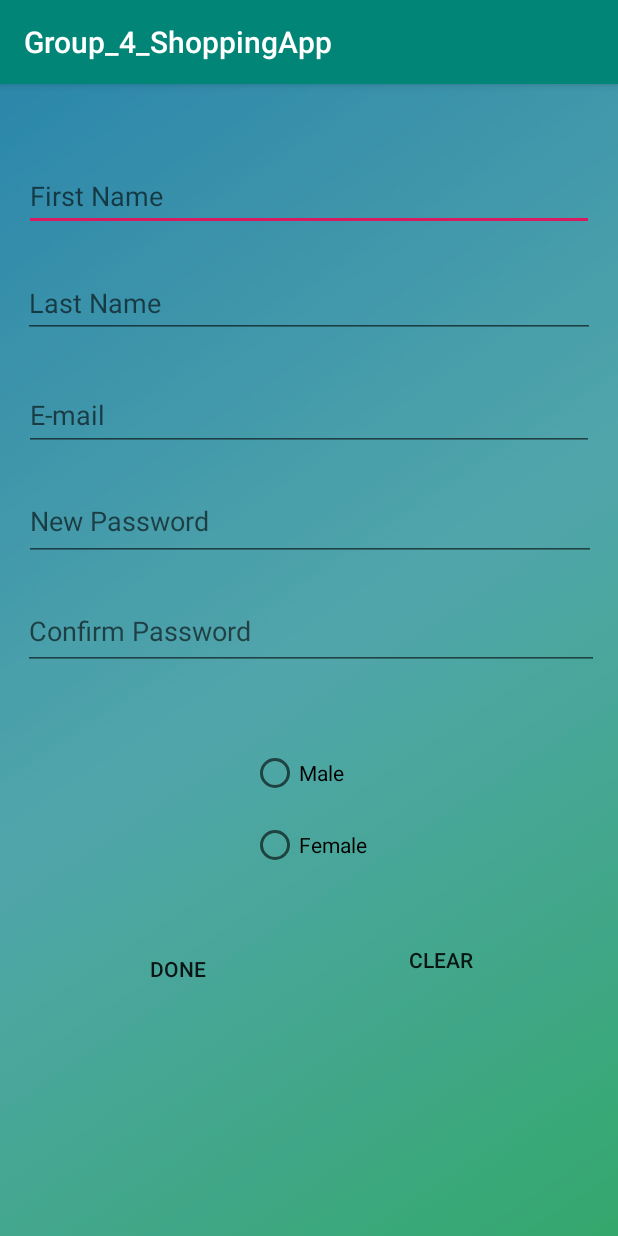
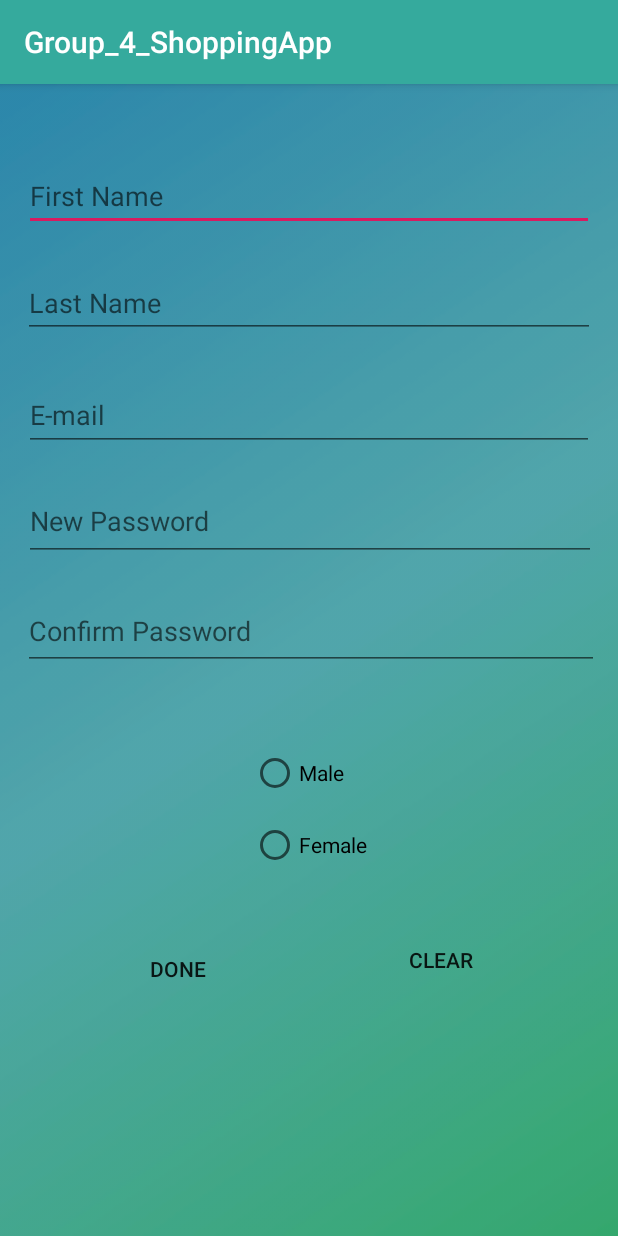
Before and after one commit to khushi07/Group4_FinalProject_W2019_MAD3125, an Android app: the Signup screen opened directly, with no data from a screen before it, on a phone screen of 412 x 824 dp. Run offline under Robolectric (Android 15) with nearby library versions, the phone set to English and light mode, and no system bars.

Commit message:
header nav bar

```diff
--- a/app/src/main/java/com/example/group_4_shoppingapp/HomeActivity.java
+++ b/app/src/main/java/com/example/group_4_shoppingapp/HomeActivity.java
@@ -5,14 +5,17 @@ import androidx.appcompat.app.ActionBarDrawerToggle;
 import androidx.appcompat.app.AppCompatActivity;
 import androidx.drawerlayout.widget.DrawerLayout;
 
+
 import android.os.Bundle;
 import android.view.MenuItem;
+
 
 
 public class HomeActivity extends AppCompatActivity {
 
     private DrawerLayout mDrawerLayout;
     private ActionBarDrawerToggle mToggle;
+
 
     @Override
     protected void onCreate(Bundle savedInstanceState) {
@@ -25,6 +28,7 @@ public class HomeActivity extends AppCompatActivity {
         mToggle.syncState();
 
         getSupportActionBar().setDisplayHomeAsUpEnabled(true);
+
     }
 
     @Override
--- a/app/src/main/java/com/example/group_4_shoppingapp/Signup.java
+++ b/app/src/main/java/com/example/group_4_shoppingapp/Signup.java
@@ -2,22 +2,15 @@ package com.example.group_4_shoppingapp;
 
 import androidx.appcompat.app.AppCompatActivity;
 
-import android.app.AlertDialog;
-import android.content.DialogInterface;
 import android.content.Intent;
 import android.os.Bundle;
-import android.provider.ContactsContract;
-import android.text.TextUtils;
-import android.view.LayoutInflater;
 import android.view.View;
 import android.widget.Button;
 import android.widget.EditText;
 import android.widget.RadioButton;
-import android.widget.TextView;
+
 import android.widget.Toast;
 
-import java.util.ArrayList;
-import java.util.List;
 
 public class Signup extends AppCompatActivity {
 
@@ -25,10 +18,6 @@ public class Signup extends AppCompatActivity {
     private Button clear;
     private EditText edtFname,edtLname,edtEmail,edtNpass,edtCpass;
     private RadioButton radioFemale, radioMale;
-
-    private UserAdapter mAdapter;
-    private List<UserData> notesList = new ArrayList<>();
-    private DatabaseHelper db;
 
 
 
@@ -47,12 +36,6 @@ public class Signup extends AppCompatActivity {
         radioFemale = findViewById(R.id.radioFemale);
         radioMale = findViewById(R.id.radioMale);
 
-        db = new DatabaseHelper(this);
-
-
-
-
-
 
         done.setOnClickListener(new View.OnClickListener() {
             @Override
@@ -62,15 +45,6 @@ public class Signup extends AppCompatActivity {
                 startActivity(mIntent);
                 String SignedIn = "Successfully Signed In";
                 Toast.makeText(Signup.this, SignedIn, Toast.LENGTH_LONG).show();
-
-
-
-                UserData user1 = new UserData(edtCpass.getId(),edtFname.getText().toString(),edtFname.getText().toString());
-                createNote(user1);
-
-
-
-
 
             }
         });
@@ -89,163 +63,4 @@ public class Signup extends AppCompatActivity {
 
             }
         });
-
-    }
-
-    /**
-     * Inserting new note in db
-     * and refreshing the list
-     * @param note
-     */
-    private void createNote(UserData note) {
-        // inserting note in db and getting
-        // newly inserted note id
-        long id = db.insertNote(note);
-
-        // get the newly inserted note from db
-        UserData n = db.getNote(id);
-
-        if (n != null) {
-            // adding new note to array list at 0 position
-            notesList.add(0, n);
-
-            // refreshing the list
-            mAdapter.notifyDataSetChanged();
-
-            toggleEmptyNotes();
-        }
-    }
-
-    /**
-     * Updating note in db and updating
-     * item in the list by its position
-     */
-    private void updateNote(String note, int position) {
-        UserData n = notesList.get(position);
-        // updating note text
-        n.setNote(note);
-
-        // updating note in db
-        db.updateNote(n);
-
-        // refreshing the list
-        notesList.set(position, n);
-        mAdapter.notifyItemChanged(position);
-
-        toggleEmptyNotes();
-    }
-
-    /**
-     * Deleting note from SQLite and removing the
-     * item from the list by its position
-     */
-    private void deleteNote(int position) {
-        // deleting the note from db
-        db.deleteNote(notesList.get(position));
-
-        // removing the note from the list
-        notesList.remove(position);
-        mAdapter.notifyItemRemoved(position);
-
-        toggleEmptyNotes();
-    }
-
-    /**
-     * Opens dialog with Edit - Delete options
-     * Edit - 0
-     * Delete - 0
-     */
-    /*
-    private void showActionsDialog(final int position) {
-        CharSequence colors[] = new CharSequence[]{"Edit", "Delete"};
-
-        AlertDialog.Builder builder = new AlertDialog.Builder(this);
-        builder.setTitle("Choose option");
-        builder.setItems(colors, new DialogInterface.OnClickListener() {
-            @Override
-            public void onClick(DialogInterface dialog, int which) {
-                if (which == 0) {
-                  showNoteDialog(true, notesList.get(position), position);
-                } else {
-                    deleteNote(position);
-                }
-            }
-        });
-        builder.show();
-    }
-
-
-    /**
-     * Shows alert dialog with EditText options to enter / edit
-     * a note.
-     * when shouldUpdate=true, it automatically displays old note and changes the
-     * button text to UPDATE
-     */
-    /*
-    private void showNoteDialog(final boolean shouldUpdate, final UserData note, final int position) {
-        LayoutInflater layoutInflaterAndroid = LayoutInflater.from(getApplicationContext());
-        View view = layoutInflaterAndroid.inflate(R.layout.activity_signup, null);
-
-        AlertDialog.Builder alertDialogBuilderUserInput = new AlertDialog.Builder(Signup.this);
-        alertDialogBuilderUserInput.setView(view);
-
-        final EditText inputNote = view.findViewById(R.id.note);
-        TextView dialogTitle = view.findViewById(R.id.dialog_title);
-        dialogTitle.setText(!shouldUpdate ? getString(R.string.lbl_new_note_title) : getString(R.string.lbl_edit_note_title));
-
-        if (shouldUpdate && note != null) {
-            inputNote.setText(note.getNote());
-        }
-        alertDialogBuilderUserInput
-                .setCancelable(false)
-                .setPositiveButton(shouldUpdate ? "update" : "save", new DialogInterface.OnClickListener() {
-                    public void onClick(DialogInterface dialogBox, int id) {
-
-                    }
-                })
-                .setNegativeButton("cancel",
-                        new DialogInterface.OnClickListener() {
-                            public void onClick(DialogInterface dialogBox, int id) {
-                                dialogBox.cancel();
-                            }
-                        });
-
-        final AlertDialog alertDialog = alertDialogBuilderUserInput.create();
-        alertDialog.show();
-
-        alertDialog.getButton(AlertDialog.BUTTON_POSITIVE).setOnClickListener(new View.OnClickListener() {
-            @Override
-            public void onClick(View v) {
-                // Show toast message when no text is entered
-                if (TextUtils.isEmpty(inputNote.getText().toString())) {
-                    Toast.makeText(Signup.this, "Enter note!", Toast.LENGTH_SHORT).show();
-                    return;
-                } else {
-                    alertDialog.dismiss();
-                }
-
-                // check if user updating note
-                if (shouldUpdate && note != null) {
-                    // update note by it's id
-                    updateNote(inputNote.getText().toString(), position);
-                } else {
-                    // create new note
-                    createNote(inputNote.getText().toString());
-                }
-            }
-        });
-    }*/
-
-    /**
-     * Toggling list and empty notes view
-     */
-    private void toggleEmptyNotes() {
-        // you can check notesList.size() > 0
-
-        if (db.getNotesCount() > 0) {
-            edtCpass.setVisibility(View.GONE);
-        } else {
-            edtCpass.setVisibility(View.VISIBLE);
-        }
-    }
-}
+    }}
--- a/app/src/main/res/layout/activity_home.xml
+++ b/app/src/main/res/layout/activity_home.xml
@@ -10,7 +10,8 @@
 
     <LinearLayout
         android:layout_width="match_parent"
-        android:layout_height="match_parent">
+        android:layout_height="match_parent"
+        android:orientation="vertical">
 
         <TextView
             android:id="@+id/editText"
@@ -26,7 +27,8 @@
         android:layout_width="wrap_content"
         android:layout_height="match_parent"
         app:menu="@menu/navigation_menu"
-        android:layout_gravity="start">
+        android:layout_gravity="start"
+        app:headerLayout="@layout/navigation_header">
     </com.google.android.material.navigation.NavigationView>
 
 </androidx.drawerlayout.widget.DrawerLayout>
--- a/app/src/main/res/values/colors.xml
+++ b/app/src/main/res/values/colors.xml
@@ -1,6 +1,6 @@
 <?xml version="1.0" encoding="utf-8"?>
 <resources>
-    <color name="colorPrimary">#008577</color>
+    <color name="colorPrimary">#35AA9D</color>
     <color name="colorPrimaryDark">#00574B</color>
     <color name="colorAccent">#D81B60</color>
 </resources>
```
Also changed, not shown: app/src/main/java/com/example/group_4_shoppingapp/DatabaseHelper.java (deleted, +0 -149 lines), app/src/main/java/com/example/group_4_shoppingapp/UserAdapter.java (deleted, +0 -84 lines), app/src/main/java/com/example/group_4_shoppingapp/UserData.java (deleted, +0 -55 lines), app/src/main/res/layout/navigation_header.xml (added, +18 -0 lines), app/src/main/res/menu/navigation_menu.xml (+7 -1 lines).
